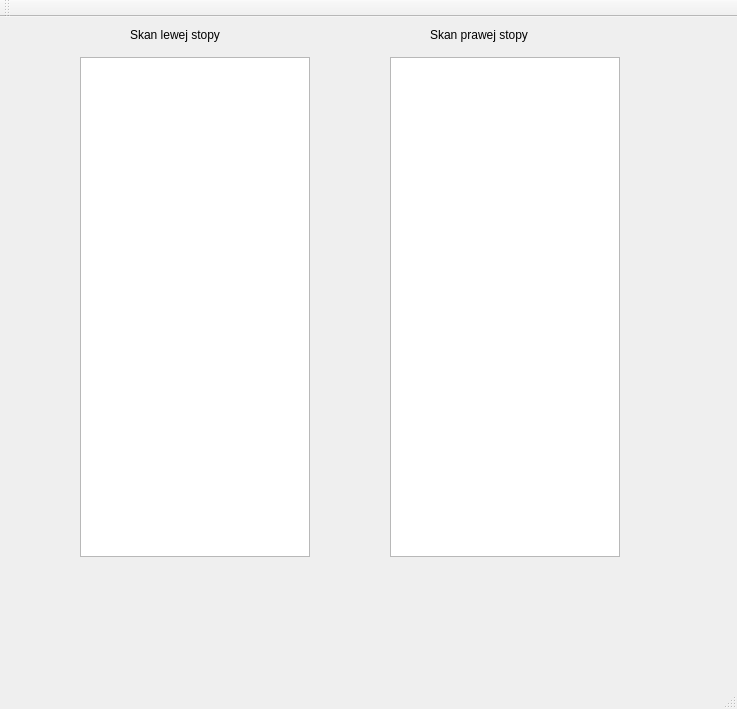
The window that scannerstab/scannerstab.ui (JanKulesza/scanners-integration-with-stabilometric-platform) describes before a commit, drawn with Qt 5.
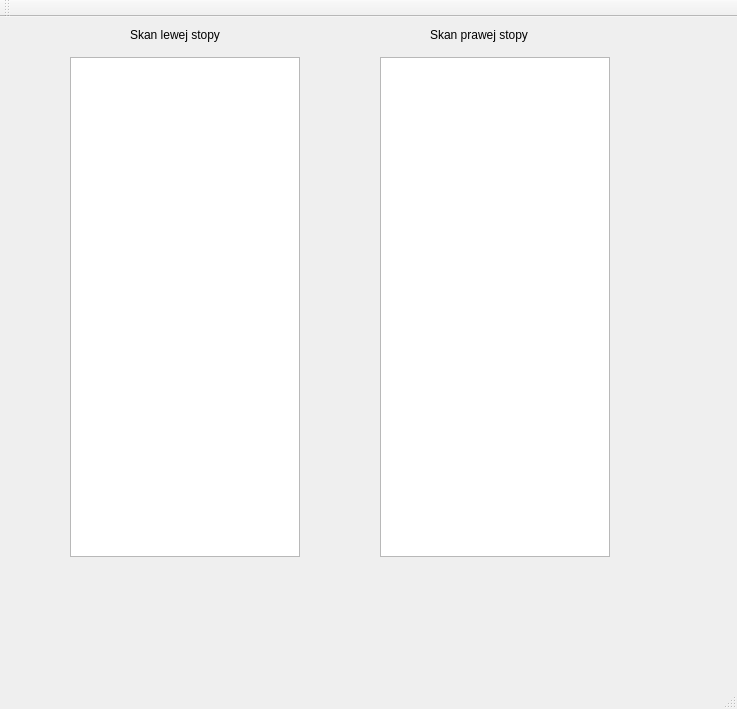
The same window after the commit. Custom widgets are drawn as their Qt base class.

The edit to the form file:
```diff
--- a/scannerstab/scannerstab.ui
+++ b/scannerstab/scannerstab.ui
@@ -14,27 +14,7 @@
    <string>scannerstab</string>
   </property>
   <widget class="QWidget" name="centralWidget">
-   <widget class="QTextEdit" name="textEdit">
-    <property name="geometry">
-     <rect>
-      <x>80</x>
-      <y>40</y>
-      <width>230</width>
-      <height>500</height>
-     </rect>
-    </property>
-   </widget>
-   <widget class="QTextEdit" name="textEdit_2">
-    <property name="geometry">
-     <rect>
-      <x>390</x>
-      <y>40</y>
-      <width>230</width>
-      <height>500</height>
-     </rect>
-    </property>
-   </widget>
-   <widget class="QLabel" name="label">
+   <widget class="QLabel" name="leftFootLabel">
     <property name="geometry">
      <rect>
       <x>130</x>
@@ -60,6 +40,26 @@
      <string>Skan prawej stopy</string>
     </property>
    </widget>
+   <widget class="Custom_View" name="graphicsView">
+    <property name="geometry">
+     <rect>
+      <x>70</x>
+      <y>40</y>
+      <width>230</width>
+      <height>500</height>
+     </rect>
+    </property>
+   </widget>
+   <widget class="QGraphicsView" name="graphicsView_2">
+    <property name="geometry">
+     <rect>
+      <x>380</x>
+      <y>40</y>
+      <width>230</width>
+      <height>500</height>
+     </rect>
+    </property>
+   </widget>
   </widget>
   <widget class="QMenuBar" name="menuBar">
    <property name="geometry">
@@ -82,6 +82,13 @@
   <widget class="QStatusBar" name="statusBar"/>
  </widget>
  <layoutdefault spacing="6" margin="11"/>
+ <customwidgets>
+  <customwidget>
+   <class>Custom_View</class>
+   <extends>QGraphicsView</extends>
+   <header location="global">events.h</header>
+  </customwidget>
+ </customwidgets>
  <resources>
   <include location="scannerstab.qrc"/>
  </resources>
```
Left out of the diff: 2 changed lines with no effect on the pictures.
